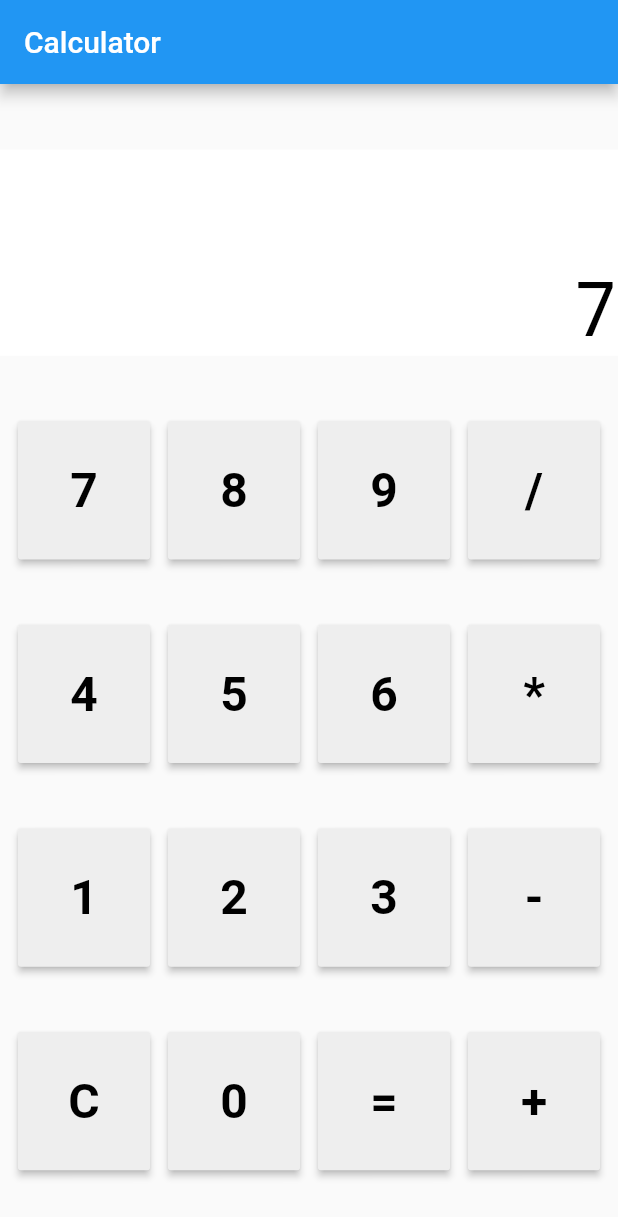
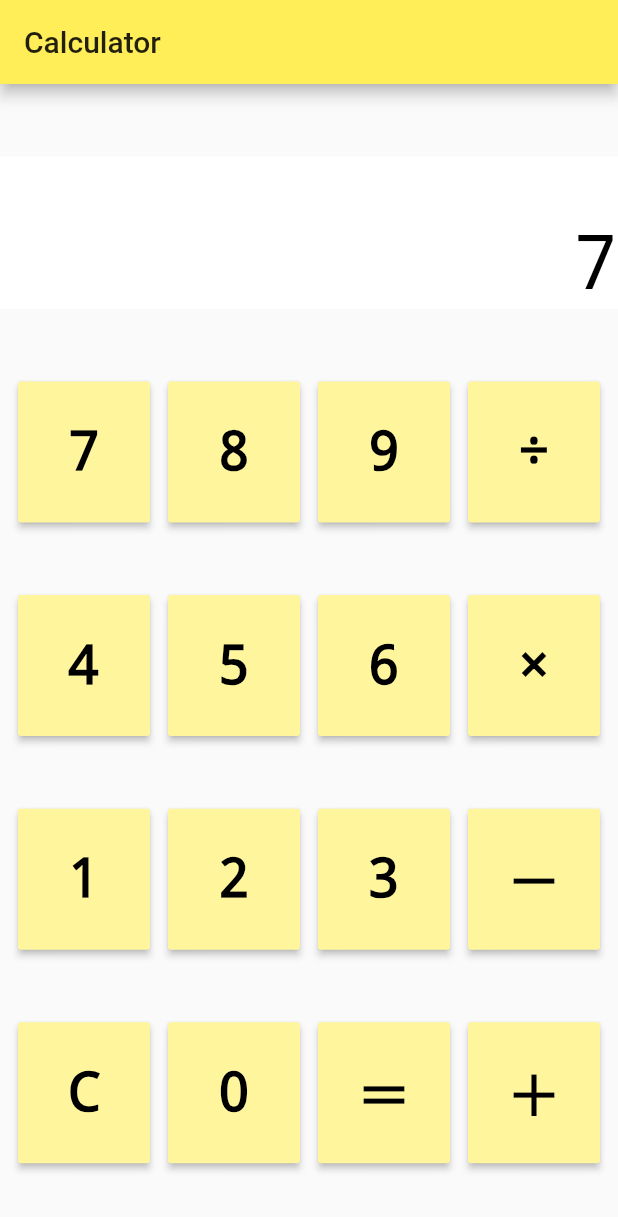
Before and after one commit to FrankLin3501/flutter_calculator, a Flutter app: the screen it shows after launch, after a tap on an icon or button, on a phone screen of 412 x 824 dp. Shown: the top 1217 px of the screen. Run offline on Flutter 3.47's test engine with Material 2 defaults, Android fonts, the phone set to English and light mode, and no system bars.

Commit message:
修改計算機程式邏輯

```diff
--- a/lib/main.dart
+++ b/lib/main.dart
@@ -3,13 +3,12 @@ import 'package:flutter/material.dart';
 void main() => runApp(MyApp());
 
 class MyApp extends StatelessWidget {
-
   @override
   Widget build(BuildContext context) {
     return MaterialApp(
       title: 'Calculator',
       theme: ThemeData(
-        primarySwatch: Colors.blue,
+        primaryColor: Colors.yellow[400],
       ),
       home: MyHomePage(title: 'Calculator'),
     );
@@ -25,27 +24,25 @@ class MyHomePage extends StatefulWidget {
 }
 
 class _MyHomePageState extends State<MyHomePage> {
-  String strAns = '0';
+  String strScreen = '0';
 
   @override
   Widget build(BuildContext context) {
-
     return Scaffold(
-      appBar: AppBar(
-        title: Text('Calculator')
-      ),
+      appBar: AppBar(title: Text('Calculator')),
       body: Container(
           child: Column(
         mainAxisAlignment: MainAxisAlignment.spaceEvenly,
         children: <Widget>[
           Container(
             constraints: BoxConstraints.expand(
-                height: Theme.of(context).textTheme.display1.fontSize * 1.1 + 100.0,
+              height:
+                  Theme.of(context).textTheme.display1.fontSize * 1.1 + 64.0,
             ),
             alignment: Alignment.bottomRight,
             color: Colors.white,
             child: Text(
-                strAns,
+              strScreen,
               style: TextStyle(
                 fontFamily: 'monospace',
                 fontSize: 50.0,
@@ -60,7 +57,7 @@ class _MyHomePageState extends State<MyHomePage> {
               _button('7', click),
               _button('8', click),
               _button('9', click),
-                _button('/', click),
+              _button('÷', click),
             ],
           ),
           Row(
@@ -69,7 +66,7 @@ class _MyHomePageState extends State<MyHomePage> {
               _button('4', click),
               _button('5', click),
               _button('6', click),
-                _button('*', click),
+              _button('×', click),
             ],
           ),
           Row(
@@ -78,7 +75,7 @@ class _MyHomePageState extends State<MyHomePage> {
               _button('1', click),
               _button('2', click),
               _button('3', click),
-                _button('-', click),
+              _button('－', click),
             ],
           ),
           Row(
@@ -86,74 +83,64 @@ class _MyHomePageState extends State<MyHomePage> {
             children: <Widget>[
               _button('C', click),
               _button('0', click),
-                _button('=', click),
-                _button('+', click),
+              _button('＝', click),
+              _button('＋', click),
             ],
           )
         ],
-        )
-      ),
+      )),
     );
   }
 
   Widget _button(String number, Function(String number) f) {
     return MaterialButton(
-      height: 92.0,
-      child: Text(
-        number,
-        style: TextStyle(fontWeight: FontWeight.bold, fontSize: 32.0)
-      ),
+      height: 94.0,
+      child: Text(number,
+          style: TextStyle(fontWeight: FontWeight.bold, fontSize: 36.0, fontFamily: 'monospace')),
       textColor: Colors.black,
-      color: Colors.grey[200],
-      onPressed: () => f(number),
+      color: Colors.yellow[200],
+      onPressed: () => setState(() => this.strScreen = f(number)),
     );
   }
 
-  int ans = 0;
+  int numStore = 0;
   String method = '';
   bool isStart = true;
-  void click(String number) {
-    setState(() {
+  String click(String number) {
+    var _operator = ['＋', '－', '×', '÷'];
+
     if (int.tryParse(number) != null) {
-        if (isStart) {
-          strAns = '0';
-        }
-        strAns += number;
+      if (isStart) strScreen = '0';
+      strScreen += number;
       isStart = false;
+    } else if (_operator.contains(number)) {
+      method = number;
+      numStore = int.parse(strScreen);
+      isStart = true;
+    } else if (number == 'C') {
+      strScreen = '0';
+      method = '';
+      numStore = 0;
+      isStart = true;
     } else {
-        switch (number) {
-          case 'C':
-            strAns = '0';
-            method = '';
-            ans = 0;
-            isStart = true;
-            break;
-          case '+':case '-':case '*':case '/':
-            method = number;
-            ans = int.parse(strAns);
-            isStart = true;
-            break;
-          case '=':
       switch (method) {
         case '+':
-                ans += int.parse(strAns);
+          numStore += int.parse(strScreen);
           break;
         case '-':
-                ans -= int.parse(strAns);
+          numStore -= int.parse(strScreen);
           break;
         case '*':
-                ans *= int.parse(strAns);
+          numStore *= int.parse(strScreen);
           break;
         case '/':
-                ans ~/= int.parse(strAns);
+          numStore ~/= int.parse(strScreen);
           break;
       }
-            strAns = ans.toString();
-            break;
+      strScreen = numStore.toString();
+      isStart = true;
+    }
+    strScreen = int.parse(strScreen).toString();
+    return strScreen;
   }
 }
-      strAns = int.parse(strAns).toString();
-    });
-  }
-
-}
```
Lines whose indentation alone changed are shown as unchanged.
